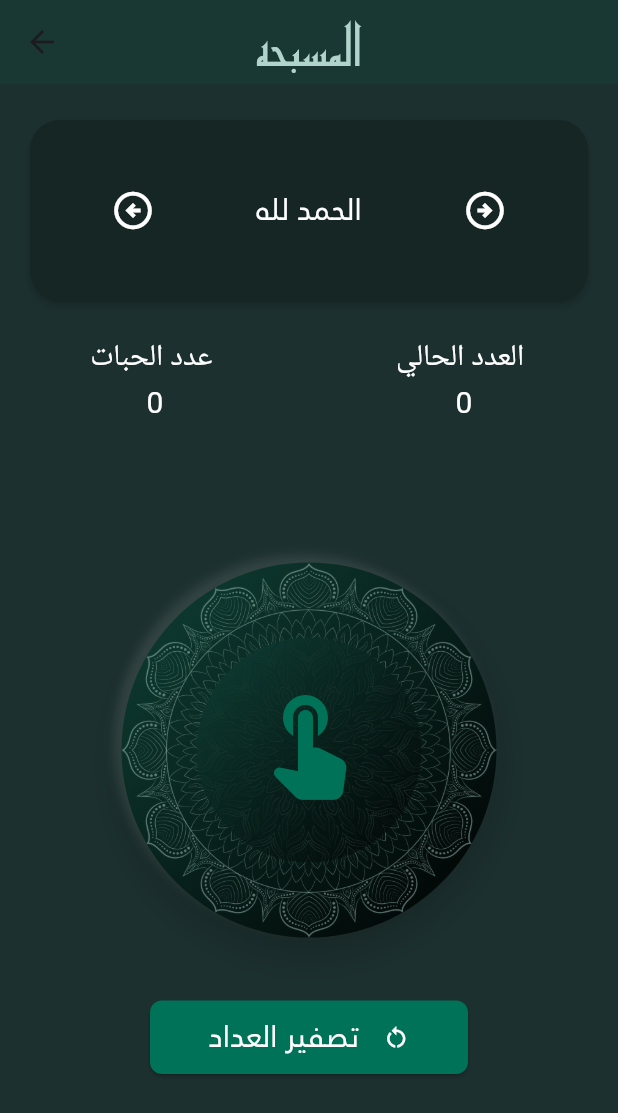
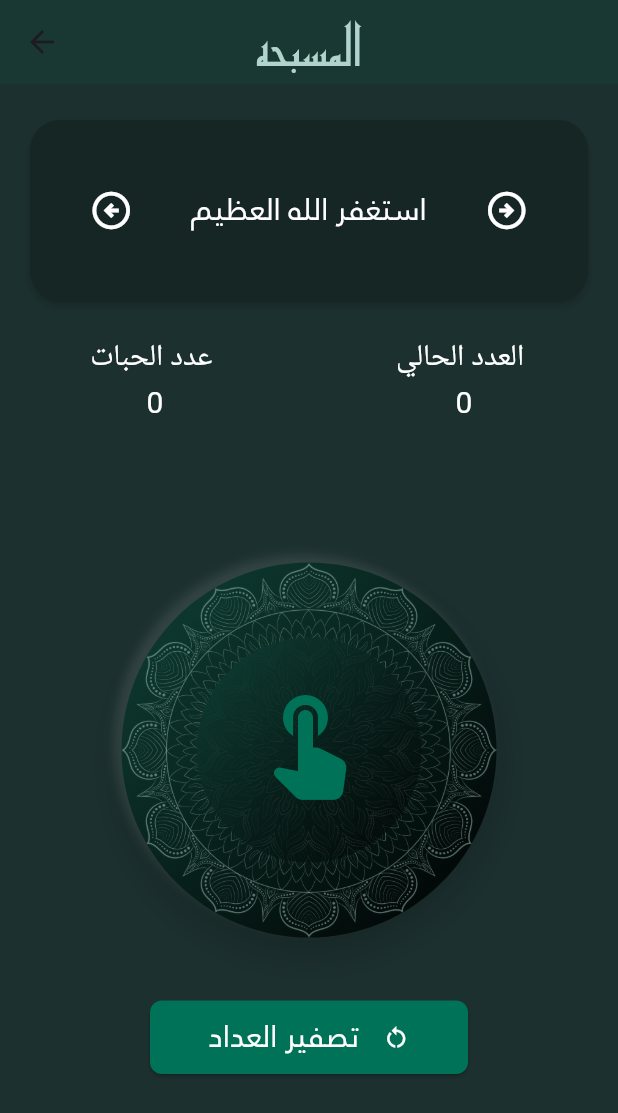
Before and after one commit to Mahmoud14799/mus, a Flutter app: the SphaaView screen opened directly, after a tap on "استغفر الله العظيم", on a phone screen of 412 x 824 dp. Shown: the top 1113 px of the screen. Run offline on Flutter 3.47's test engine with Material 3 defaults, Android fonts, the phone set to English and light mode, and no system bars; our stand-ins replace adhan, bloc, flutter_bloc, flutter_screenutil, font_awesome_flutter, geolocator and 3 more; accounts and stored records are empty; Roboto replaces fonts that are missing (cairo); project files that could hold a hidden picture were left out.

Commit message:
send title in sphaa view to card

```diff
--- a/lib/Features/sphaa/presentation/Views/sphaa_page.dart
+++ b/lib/Features/sphaa/presentation/Views/sphaa_page.dart
@@ -2,8 +2,8 @@ import 'package:flutter/material.dart';
 import 'package:muslim/core/utils/constantes.dart';
 
 class SPhaaPage extends StatelessWidget {
-  const SPhaaPage({super.key});
-
+  const SPhaaPage({super.key, required this.title});
+  final String title;
   @override
   Widget build(BuildContext context) {
     return Scaffold(
@@ -20,14 +20,16 @@ class SPhaaPage extends StatelessWidget {
         centerTitle: true,
         backgroundColor: const Color(0xff193834),
       ),
-      body: const SphaaPageBody(),
+      body: SphaaPageBody(
+        title: title,
+      ),
     );
   }
 }
 
 class SphaaPageBody extends StatelessWidget {
-  const SphaaPageBody({super.key});
-
+  const SphaaPageBody({super.key, required this.title});
+  final String title;
   @override
   Widget build(BuildContext context) {
     return Stack(
@@ -36,7 +38,7 @@ class SphaaPageBody extends StatelessWidget {
           padding: const EdgeInsets.only(top: 16),
           child: Column(
             children: [
-              const CardSphaaPage(),
+              CardSphaaPage(title: title),
               const SizedBox(height: 16),
               countSection(),
               const Spacer(),
@@ -89,8 +91,9 @@ class SphaaPageBody extends StatelessWidget {
 class CardSphaaPage extends StatelessWidget {
   const CardSphaaPage({
     super.key,
+    required this.title,
   });
-
+  final String title;
   @override
   Widget build(BuildContext context) {
     return Card(
@@ -100,26 +103,26 @@ class CardSphaaPage extends StatelessWidget {
       margin: const EdgeInsets.symmetric(horizontal: 20, vertical: 8),
       color: const Color(0xff152625),
       elevation: 2,
-      child: const SizedBox(
+      child: SizedBox(
         height: 120, // طول الكارد
         child: Padding(
-          padding: EdgeInsets.all(20),
+          padding: const EdgeInsets.all(20),
           child: Row(
             mainAxisAlignment: MainAxisAlignment.spaceAround,
             children: [
-              Icon(
+              const Icon(
                   size: 30,
                   Icons.arrow_circle_left_outlined,
                   color: Colors.white),
               Text(
-                'الحمد لله',
-                style: TextStyle(
+                title,
+                style: const TextStyle(
                   color: Colors.white,
                   fontSize: 20,
                   fontFamily: 'title',
                 ),
               ),
-              Icon(
+              const Icon(
                   size: 30,
                   Icons.arrow_circle_right_outlined,
                   color: Colors.white),
--- a/lib/Features/sphaa/presentation/Views/widget/card_sphaa_view.dart
+++ b/lib/Features/sphaa/presentation/Views/widget/card_sphaa_view.dart
@@ -15,7 +15,9 @@ class cardSphaa extends StatelessWidget {
     return InkWell(
       onTap: () =>
           Navigator.push(context, MaterialPageRoute(builder: (context) {
-        return const SPhaaPage();
+        return SPhaaPage(
+          title: title,
+        );
       })),
       child: Card(
         margin: const EdgeInsets.symmetric(horizontal: 20, vertical: 8),
--- a/lib/core/utils/constantes.dart
+++ b/lib/core/utils/constantes.dart
@@ -1,5 +1,4 @@
 import 'package:flutter/material.dart';
-import 'package:muslim/Features/azkar/presentation/Views/azkar_view.dart';
 import 'package:muslim/Features/elquran/presentation/Views/quran_view.dart';
 import 'package:muslim/Features/Home/home_view_muslim.dart';
 import 'package:muslim/Features/hadith/presentation/View/hadith_view.dart';
```
